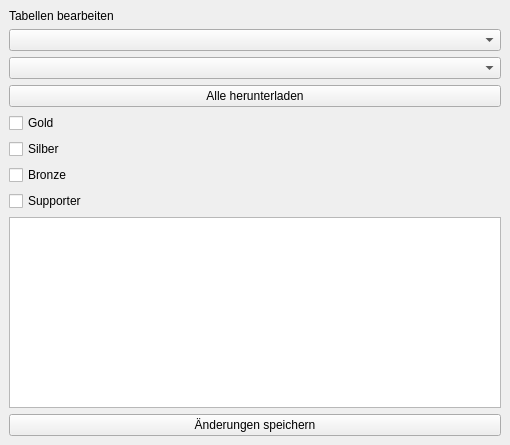
The window that modifytables.ui (green-lion-racing/glr-database) describes before a commit, drawn with Qt 5.
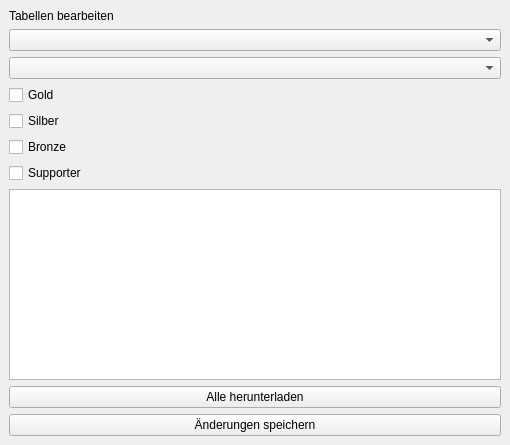
The same window after the commit.

Patch:
```diff
--- a/modifytables.ui
+++ b/modifytables.ui
@@ -30,13 +30,6 @@
       <item>
        <widget class="QComboBox" name="cb_companyName"/>
       </item>
-      <item>
-       <widget class="QPushButton" name="pb_download">
-        <property name="text">
-         <string>Alle herunterladen</string>
-        </property>
-       </widget>
-      </item>
       <item>
        <widget class="QCheckBox" name="cb_gold">
         <property name="text">
@@ -68,6 +61,13 @@
       <item>
        <widget class="QTreeView" name="tv_table"/>
       </item>
+      <item>
+       <widget class="QPushButton" name="pb_download">
+        <property name="text">
+         <string>Alle herunterladen</string>
+        </property>
+       </widget>
+      </item>
       <item>
        <widget class="QPushButton" name="pb_save">
         <property name="text">
```
